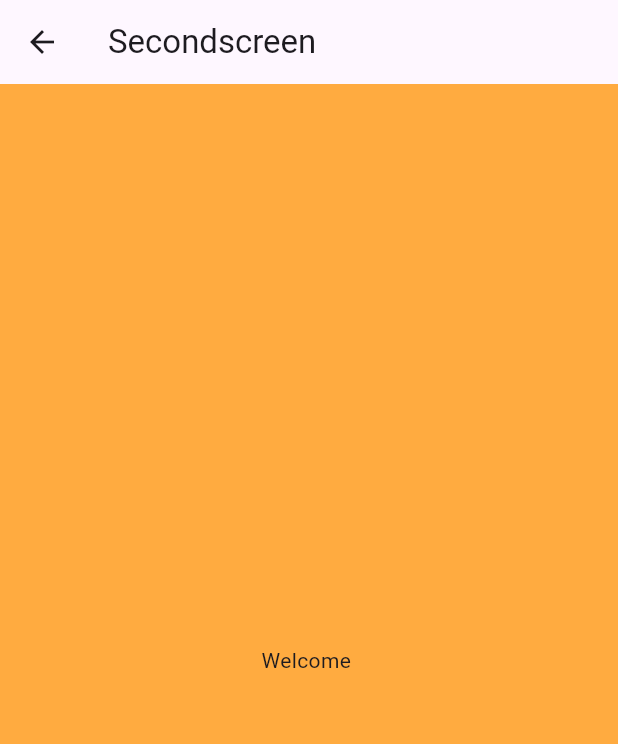
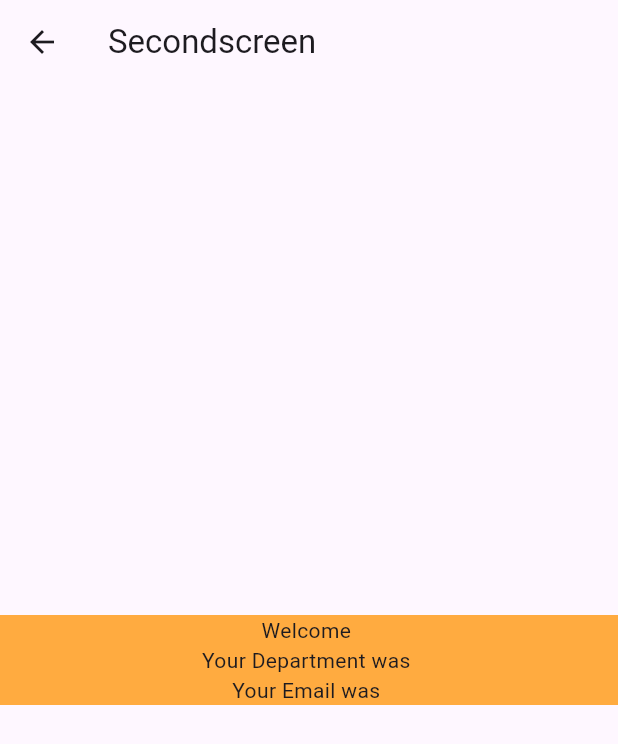
Before and after one commit to Vishal-Vanjara/Odan, a Flutter app: the screen it shows after launch, after a tap on "Send data", on a phone screen of 412 x 824 dp. Shown: the top 744 px of the screen. Run offline on Flutter 3.47's test engine with Material 3 defaults, Android fonts, the light colour scheme and no system bars.

Commit message:
Day10 Work

```diff
--- a/day_8/lib/HomePage.dart
+++ b/day_8/lib/HomePage.dart
@@ -11,10 +11,17 @@ class Homepage extends StatefulWidget {
 
 class _HomepageState extends State<Homepage> {
 
-  TextEditingController _name = new TextEditingController();
+  RangeValues values = RangeValues(0,100);
+
+  TextEditingController _name = new TextEditingController(); //Step 4: Create a constructor here first
+  TextEditingController _field = new TextEditingController();
+  TextEditingController _email = new TextEditingController();
 
   @override
   Widget build(BuildContext context) {
+
+    RangeLabels labels = RangeLabels(values.start.toString(), values.end.toString());
+
     return Scaffold(
       appBar: AppBar(title: Text("HomePage",),backgroundColor: Colors.green.shade300,
       ),
@@ -27,21 +34,55 @@ class _HomepageState extends State<Homepage> {
 
             SizedBox(height: 20,),
 
-            ElevatedButton(onPressed: (){
-              Navigator.push(context, MaterialPageRoute(builder: (context) => Secondscreen( name: _name.text="Empty",)));
-            }, child: Text("Next")),
+            // ElevatedButton(onPressed: (){
+            //   Navigator.push(context, MaterialPageRoute(builder: (context) => Secondscreen( name: _name.text="Empty",)));
+            // }, child: Text("Next")),
 
             Container(
               width: 200,
               child: TextField(
-                controller: _name,
+                controller: _name, //Step 5 : from here it take input
               ),
             ),
+
+
+            Container(
+              width: 200,
+              child: TextField(
+                controller: _field,
+              ),
+            ),
+
+
+            Container(
+              width: 200,
+              child: TextField(
+                controller: _email,
+              ),
+            ),
+
+            //Step 6 : Pass value through this button
             ElevatedButton(onPressed: (){
               Navigator.of(context).push(
-                  MaterialPageRoute(builder: (contex)=> Secondscreen( name: _name.text)));
-            }, child: Text("Send data"))
+                    MaterialPageRoute(builder: (contex)=> Secondscreen( name: _name.text, field: _field.text, email: _email.text,)));
+            }, child: Text("Send data")),
 
+            //Here use of slider widget
+
+            RangeSlider(
+                values: values,
+                divisions: 10,
+                labels: labels,
+                min: 0,
+                max: 100,
+                onChanged: (newValue){
+                  values = newValue;
+                  setState(() {
+
+                  });
+
+                },
+            ),
           ],
         ),
       )
--- a/day_8/lib/SecondScreen.dart
+++ b/day_8/lib/SecondScreen.dart
@@ -2,13 +2,16 @@ import 'package:flutter/material.dart';
 
 class Secondscreen extends StatelessWidget {
 
-  final String name;
+  //Passing data Whole process done through 6 step 3, for sending data and next 3 step for receving data//
 
-  const Secondscreen({Key? key, required this.name}) : super(key: key);
+  final String name; // Step 1: Declare Variable
+  final String field;
+  final String email;
 
-  // Secondscreen(this.name);
 
-  // Secondscreen(this.nameFromHome);
+  //Step 2 :Help to receive data from other class
+  const Secondscreen({Key? key, required this.name, required this.field, required this.email}) : super(key: key);
+
   @override
   Widget build(BuildContext context) {
     return Scaffold(
@@ -16,9 +19,30 @@ class Secondscreen extends StatelessWidget {
 
       ),
       body: Container(
-        child: Text("Welcome ${name}",),
-        alignment: Alignment.center,
-        color: Colors.orangeAccent,
+
+        child: Column(
+          mainAxisAlignment: MainAxisAlignment.center,
+          children: [
+
+            Container(
+              child: Text("Welcome ${name}",), //Step 3 : To display
+              alignment: Alignment.center,
+              color: Colors.orangeAccent,
+            ),
+
+            Container(
+              child: Text("Your Department was ${field}",),
+              alignment: Alignment.center,
+              color: Colors.orangeAccent,
+            ),
+
+            Container(
+              child: Text("Your Email was ${email}",),
+              alignment: Alignment.center,
+              color: Colors.orangeAccent,
+            ),
+          ],
+        ),
       ),
     );
   }
```
